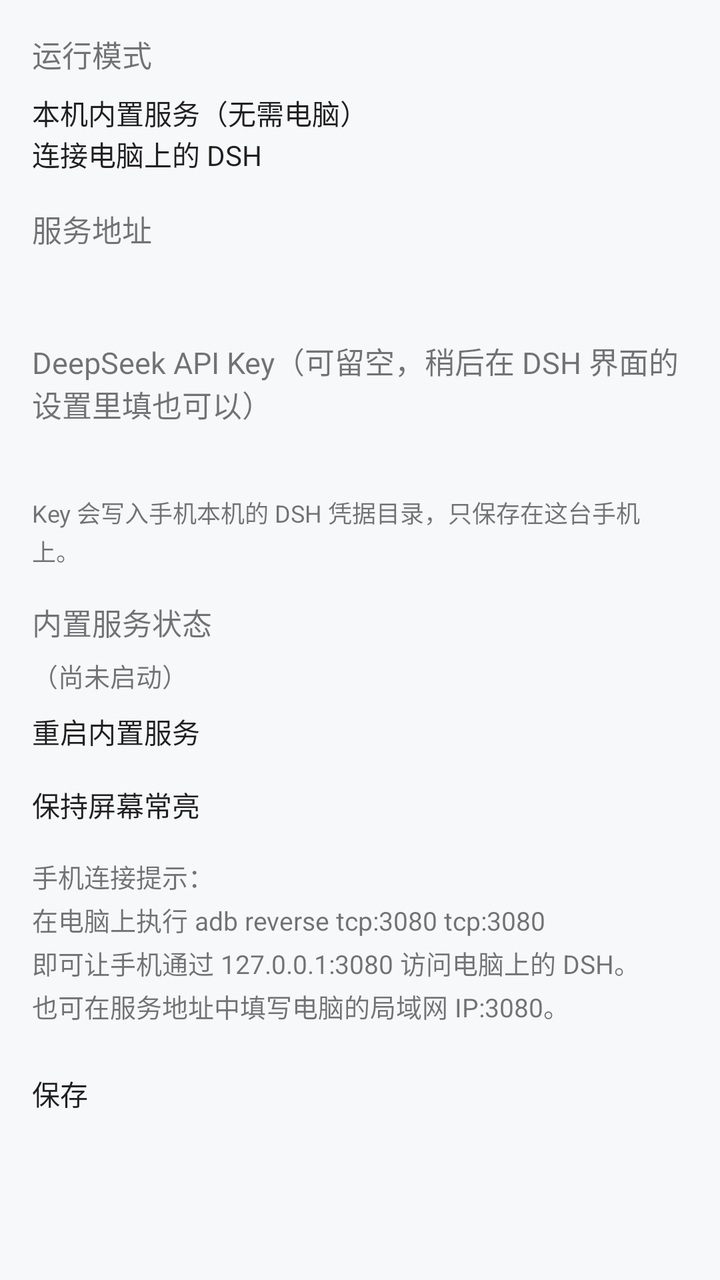
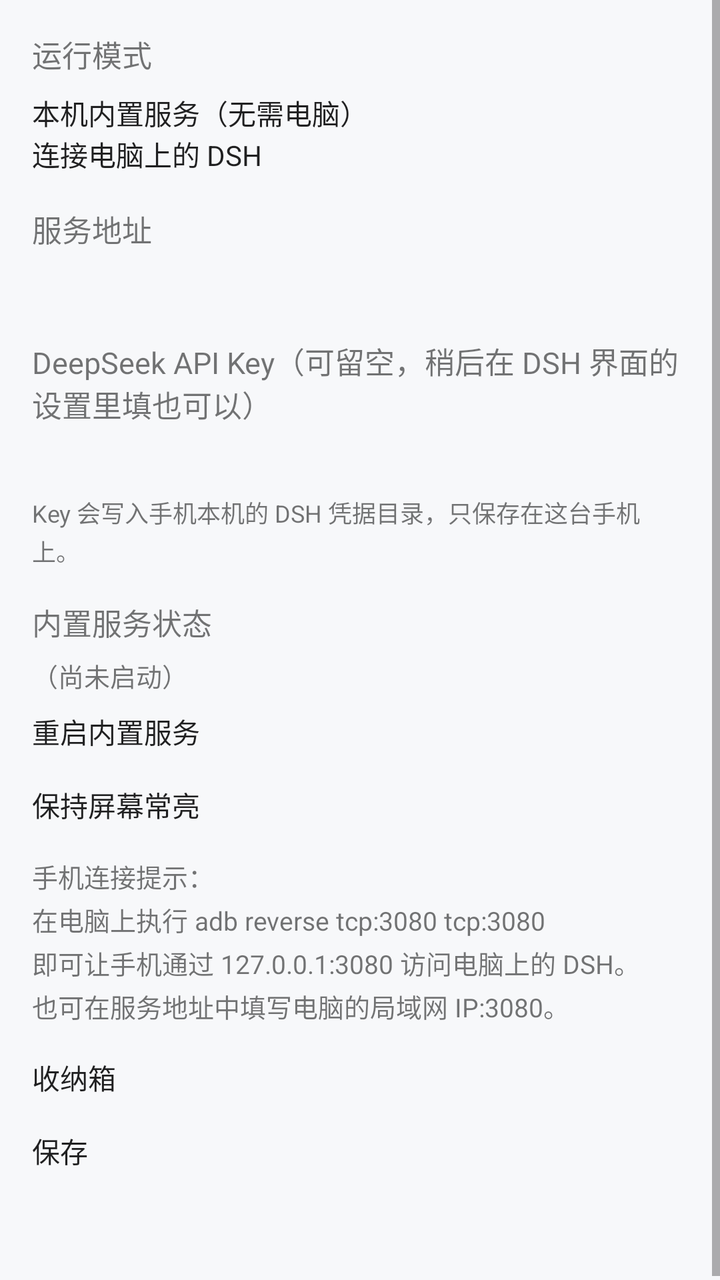

Compare the two renders of this Android layout. The source of the first and the diff that turns it into the second are given below.
<!-- AndroidManifest.xml: activity theme SettingsTheme -->
<!-- res/layout/activity_settings.xml -->
<?xml version="1.0" encoding="utf-8"?>
<ScrollView xmlns:android="http://schemas.android.com/apk/res/android"
    android:layout_width="match_parent"
    android:layout_height="match_parent"
    android:fillViewport="true">

    <LinearLayout
        android:layout_width="match_parent"
        android:layout_height="wrap_content"
        android:orientation="vertical"
        android:padding="16dp">

        <TextView
            android:layout_width="wrap_content"
            android:layout_height="wrap_content"
            android:text="@string/label_mode"
            android:textSize="15sp" />

        <RadioGroup
            android:layout_width="match_parent"
            android:layout_height="wrap_content"
            android:layout_marginTop="8dp">

            <RadioButton
                android:id="@+id/radio_local"
                android:layout_width="wrap_content"
                android:layout_height="wrap_content"
                android:checked="true"
                android:text="@string/mode_local" />

            <RadioButton
                android:id="@+id/radio_pc"
                android:layout_width="wrap_content"
                android:layout_height="wrap_content"
                android:text="@string/mode_pc" />
        </RadioGroup>

        <TextView
            android:layout_width="wrap_content"
            android:layout_height="wrap_content"
            android:layout_marginTop="16dp"
            android:text="@string/label_server_url"
            android:textSize="15sp" />

        <EditText
            android:id="@+id/url_input"
            android:layout_width="match_parent"
            android:layout_height="wrap_content"
            android:layout_marginTop="8dp"
            android:inputType="textUri"
            android:singleLine="true"
            android:selectAllOnFocus="false"
            android:textSize="15sp" />

        <TextView
            android:layout_width="wrap_content"
            android:layout_height="wrap_content"
            android:layout_marginTop="16dp"
            android:text="@string/label_api_key"
            android:textSize="15sp" />

        <EditText
            android:id="@+id/api_key_input"
            android:layout_width="match_parent"
            android:layout_height="wrap_content"
            android:layout_marginTop="8dp"
            android:inputType="textPassword"
            android:singleLine="true"
            android:textSize="15sp" />

        <TextView
            android:id="@+id/api_key_hint"
            android:layout_width="wrap_content"
            android:layout_height="wrap_content"
            android:layout_marginTop="6dp"
            android:text="@string/hint_api_key"
            android:textSize="12sp"
            android:lineSpacingExtra="2dp" />

        <TextView
            android:layout_width="wrap_content"
            android:layout_height="wrap_content"
            android:layout_marginTop="16dp"
            android:text="@string/label_server_status"
            android:textSize="15sp" />

        <TextView
            android:id="@+id/server_status"
            android:layout_width="wrap_content"
            android:layout_height="wrap_content"
            android:layout_marginTop="6dp"
            android:text="@string/status_no_info"
            android:textSize="13sp"
            android:lineSpacingExtra="2dp" />

        <Button
            android:id="@+id/btn_restart"
            android:layout_width="wrap_content"
            android:layout_height="wrap_content"
            android:layout_marginTop="8dp"
            android:text="@string/btn_restart_server" />

        <CheckBox
            android:id="@+id/keep_on"
            android:layout_width="wrap_content"
            android:layout_height="wrap_content"
            android:layout_marginTop="16dp"
            android:text="@string/label_keep_on" />

        <TextView
            android:id="@+id/hint_adb"
            android:layout_width="wrap_content"
            android:layout_height="wrap_content"
            android:layout_marginTop="16dp"
            android:text="@string/hint_adb"
            android:textSize="13sp"
            android:lineSpacingExtra="3dp" />

        <Button
            android:id="@+id/btn_save"
            android:layout_width="match_parent"
            android:layout_height="wrap_content"
            android:layout_marginTop="24dp"
            android:text="@string/btn_save" />

        <TextView
            android:id="@+id/version"
            android:layout_width="wrap_content"
            android:layout_height="wrap_content"
            android:layout_gravity="center_horizontal"
            android:layout_marginTop="24dp"
            android:textSize="12sp" />
    </LinearLayout>
</ScrollView>
<!-- resources referenced by this layout -->
<resources>
  <string name="btn_restart_server">重启内置服务</string>
  <string name="btn_save">保存</string>
  <string name="hint_adb">手机连接提示：\n在电脑上执行 adb reverse tcp:3080 tcp:3080\n即可让手机通过 127.0.0.1:3080 访问电脑上的 DSH。\n也可在服务地址中填写电脑的局域网 IP:3080。</string>
  <string name="hint_api_key">Key 会写入手机本机的 DSH 凭据目录，只保存在这台手机上。</string>
  <string name="label_api_key">DeepSeek API Key（可留空，稍后在 DSH 界面的设置里填也可以）</string>
  <string name="label_keep_on">保持屏幕常亮</string>
  <string name="label_mode">运行模式</string>
  <string name="label_server_status">内置服务状态</string>
  <string name="label_server_url">服务地址</string>
  <string name="mode_local">本机内置服务（无需电脑）</string>
  <string name="mode_pc">连接电脑上的 DSH</string>
  <string name="status_no_info">（尚未启动）</string>
  <style name="SettingsTheme" parent="android:Theme.Material.Light.DarkActionBar">
          <item name="android:colorPrimary">@color/brand_primary</item>
          <item name="android:colorPrimaryDark">@color/brand_dark</item>
          <item name="android:colorAccent">@color/brand_accent</item>
          <item name="android:windowBackground">@color/window_bg</item>
      </style>
  <color name="brand_primary">#4D6BFE</color>
  <color name="brand_dark">#2B3EA7</color>
  <color name="brand_accent">#6C8BFF</color>
  <color name="window_bg">#F7F8FA</color>
</resources>

<!-- the commit's change to res/layout/activity_settings.xml (unified diff, before → after) -->
@@ -117,10 +117,17 @@
             android:lineSpacingExtra="3dp" />
 
         <Button
+            android:id="@+id/btn_artifacts"
+            android:layout_width="match_parent"
+            android:layout_height="wrap_content"
+            android:layout_marginTop="16dp"
+            android:text="@string/artifacts_title" />
+
+        <Button
             android:id="@+id/btn_save"
             android:layout_width="match_parent"
             android:layout_height="wrap_content"
-            android:layout_marginTop="24dp"
+            android:layout_marginTop="16dp"
             android:text="@string/btn_save" />
 
         <TextView
<!-- resource entries referenced after the edit -->
@@ -1,5 +1,6 @@
 <!-- resources referenced by this layout -->
 <resources>
+  <string name="artifacts_title">收纳箱</string>
   <string name="btn_restart_server">重启内置服务</string>
   <string name="btn_save">保存</string>
   <string name="hint_adb">手机连接提示：\n在电脑上执行 adb reverse tcp:3080 tcp:3080\n即可让手机通过 127.0.0.1:3080 访问电脑上的 DSH。\n也可在服务地址中填写电脑的局域网 IP:3080。</string>
